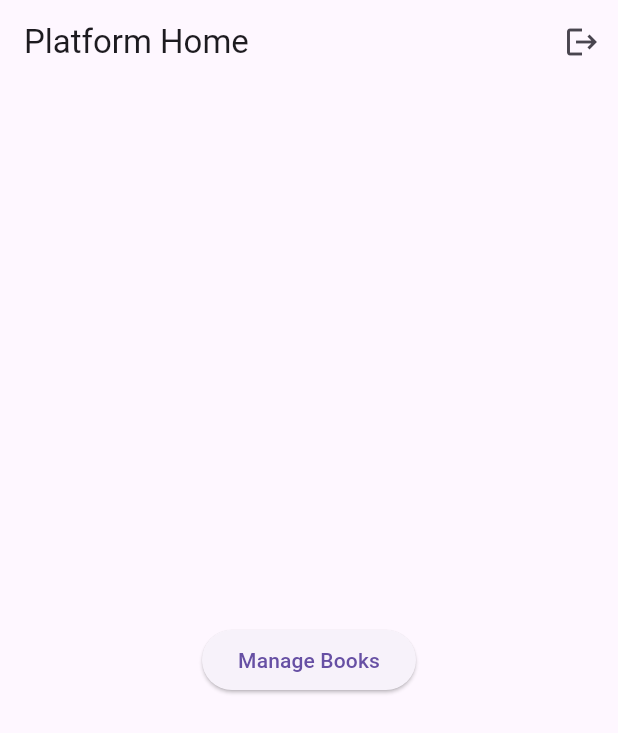
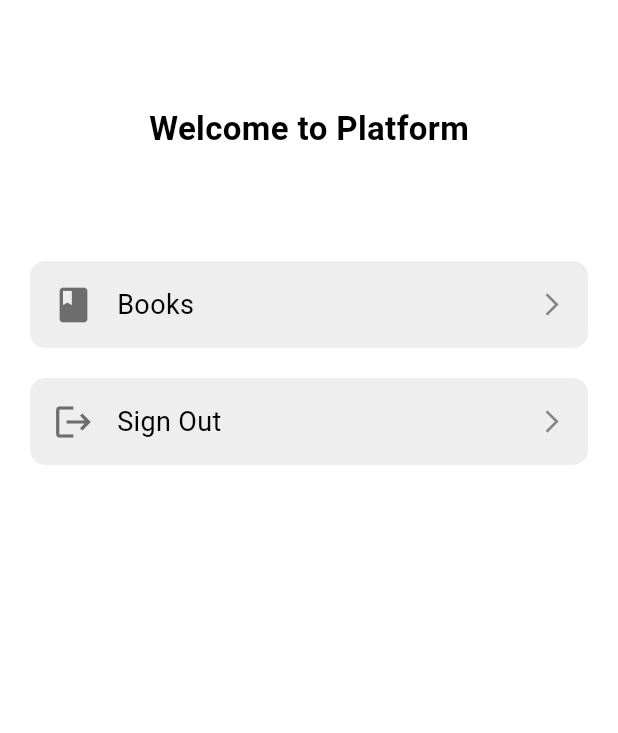
Before and after one commit to Abylaikhan-Bari/Platform-Mobile, a Flutter app: the screen it shows once a user with an empty profile is signed in, on a phone screen of 412 x 824 dp. Shown: the top 733 px of the screen. Run offline on Flutter 3.47's test engine with Material 3 defaults, Android fonts, the phone set to English and light mode, and no system bars; our stand-ins replace bloc, cloud_firestore, firebase_auth, firebase_core, flutter_bloc; accounts and stored records are empty.

Commit message:
UI updates

```diff
--- a/lib/presentation/screens/home_screen.dart
+++ b/lib/presentation/screens/home_screen.dart
@@ -1,30 +1,128 @@
+import 'package:firebase_auth/firebase_auth.dart';
 import 'package:flutter/material.dart';
-import 'package:flutter_bloc/flutter_bloc.dart';
-import 'package:platform/core/network/firebase_service.dart';
-import 'books_screen.dart';
+import 'package:platform/presentation/screens/books_screen.dart';
+import 'package:platform/presentation/screens/auth_screen.dart';
 
-class HomeScreen extends StatelessWidget {
+class HomeScreen extends StatefulWidget {
   const HomeScreen({super.key});
+
+  @override
+  _HomeScreenState createState() => _HomeScreenState();
+}
+
+class _HomeScreenState extends State<HomeScreen> {
+  final User? _user = FirebaseAuth.instance.currentUser;
+
+  void _confirmLogout() {
+    showDialog(
+      context: context,
+      builder: (BuildContext context) {
+        return Dialog(
+          shape: RoundedRectangleBorder(borderRadius: BorderRadius.circular(15)),
+          elevation: 6,
+          backgroundColor: Colors.white, // White background for consistency
+          child: Padding(
+            padding: const EdgeInsets.all(20.0),
+            child: Column(
+              mainAxisSize: MainAxisSize.min,
+              crossAxisAlignment: CrossAxisAlignment.start,
+              children: [
+                const Text(
+                  "Sign Out",
+                  style: TextStyle(fontWeight: FontWeight.bold, fontSize: 18, color: Colors.black),
+                ),
+                const SizedBox(height: 10),
+                const Text(
+                  "Are you sure you want to sign out?",
+                  style: TextStyle(fontSize: 14, color: Colors.black87),
+                ),
+                const SizedBox(height: 20),
+                Row(
+                  mainAxisAlignment: MainAxisAlignment.end,
+                  children: [
+                    TextButton(
+                      onPressed: () => Navigator.of(context).pop(),
+                      child: const Text("Cancel", style: TextStyle(color: Colors.blue)),
+                    ),
+                    TextButton(
+                      onPressed: () async {
+                        await FirebaseAuth.instance.signOut();
+                        if (mounted) {
+                          Navigator.of(context).pop(); // Close dialog
+                          Navigator.pushReplacement(
+                            context,
+                            MaterialPageRoute(builder: (_) => const AuthScreen()),
+                          );
+                        }
+                      },
+                      child: const Text("Sign Out", style: TextStyle(color: Colors.red)),
+                    ),
+                  ],
+                ),
+              ],
+            ),
+          ),
+        );
+      },
+    );
+  }
 
   @override
   Widget build(BuildContext context) {
     return Scaffold(
-      appBar: AppBar(
-        title: const Text('Platform Home'),
-        actions: [
-          IconButton(
-            icon: const Icon(Icons.logout),
-            onPressed: () => FirebaseService().signOut(),
-          ),
-        ],
+      backgroundColor: Colors.white, // Full white background
+      body: Padding(
+        padding: const EdgeInsets.all(20),
+        child: Column(
+          crossAxisAlignment: CrossAxisAlignment.start,
+          children: [
+            const SizedBox(height: 50),
+            const Center(
+              child: Text(
+                "Welcome to Platform",
+                style: TextStyle(fontSize: 22, fontWeight: FontWeight.bold, color: Colors.black),
+              ),
+            ),
+            const SizedBox(height: 10),
+            Center(
+              child: Text(
+                _user?.email ?? "Guest User",
+                style: TextStyle(fontSize: 16, color: Colors.grey[700]),
+              ),
+            ),
+            const SizedBox(height: 30),
+            _buildMenuButton(Icons.book, "Books", () {
+              Navigator.push(context, MaterialPageRoute(builder: (_) => const BooksScreen()));
+            }),
+            _buildMenuButton(Icons.logout, "Sign Out", _confirmLogout),
+          ],
+        ),
       ),
-      body: Center(
-        child: ElevatedButton(
-          onPressed: () => Navigator.push(
-            context,
-            MaterialPageRoute(builder: (_) => const BooksScreen()),
-          ),
-          child: const Text('Manage Books'),
+    );
+  }
+
+  Widget _buildMenuButton(IconData icon, String label, VoidCallback onTap) {
+    return GestureDetector(
+      onTap: onTap,
+      child: Container(
+        margin: const EdgeInsets.symmetric(vertical: 10),
+        padding: const EdgeInsets.all(15),
+        decoration: BoxDecoration(
+          color: Colors.grey[200], // Light gray for contrast
+          borderRadius: BorderRadius.circular(10),
+        ),
+        child: Row(
+          children: [
+            Icon(icon, color: Colors.black54, size: 28), // Dark gray for visibility
+            const SizedBox(width: 15),
+            Expanded(
+              child: Text(
+                label,
+                style: const TextStyle(fontSize: 18, color: Colors.black),
+              ),
+            ),
+            const Icon(Icons.arrow_forward_ios, color: Colors.black45, size: 18),
+          ],
         ),
       ),
     );
```
